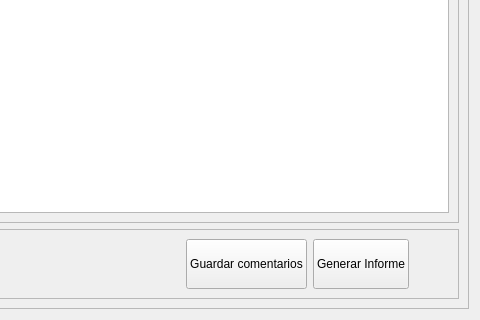
Qt form frontend/UI/form_historico_controles.ui (PacoG86/isli) before a commit; both pictures show x 637 to 1117 and y 323 to 643 of the 1117 by 643 pixel window.
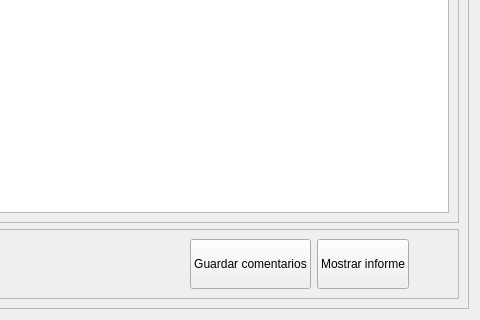
The same form after that commit. Icons and pictures are not drawn.

Commit message: guardar rutas informes en BD

```diff
--- a/frontend/UI/form_historico_controles.ui
+++ b/frontend/UI/form_historico_controles.ui
@@ -489,7 +489,7 @@
               </size>
              </property>
              <property name="text">
-              <string>Generar Informe</string>
+              <string>Mostrar informe</string>
              </property>
             </widget>
            </item>
```
The commit also changes 7 other files.
